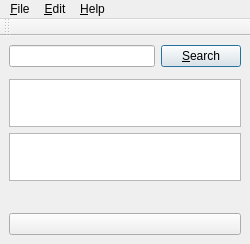
Qt form main.ui (cpina/qdacco) before a commit.
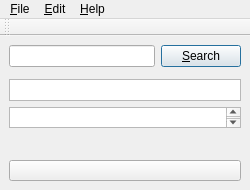
The same form after that commit. Icons and pictures are not drawn. Custom widgets are drawn as their Qt base class.

What changed in the file:
```diff
--- a/main.ui
+++ b/main.ui
@@ -6,13 +6,13 @@
     <x>0</x>
     <y>0</y>
     <width>250</width>
-    <height>244</height>
+    <height>190</height>
    </rect>
   </property>
   <property name="minimumSize" >
    <size>
     <width>250</width>
-    <height>180</height>
+    <height>190</height>
    </size>
   </property>
   <property name="windowTitle" >
```
